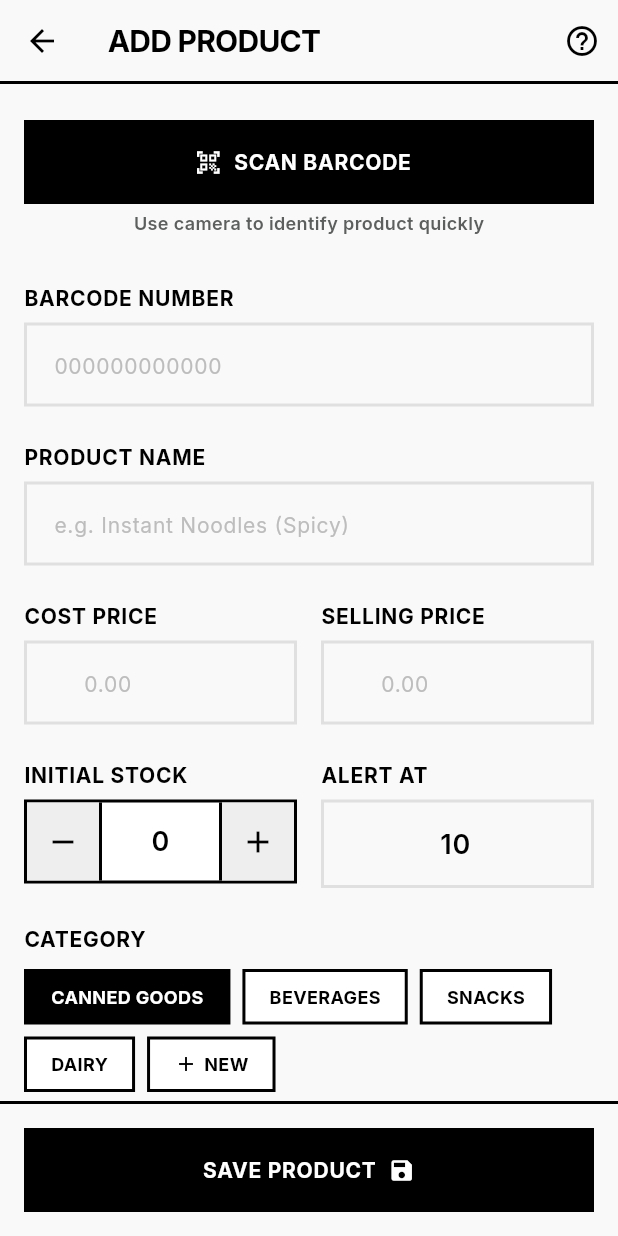
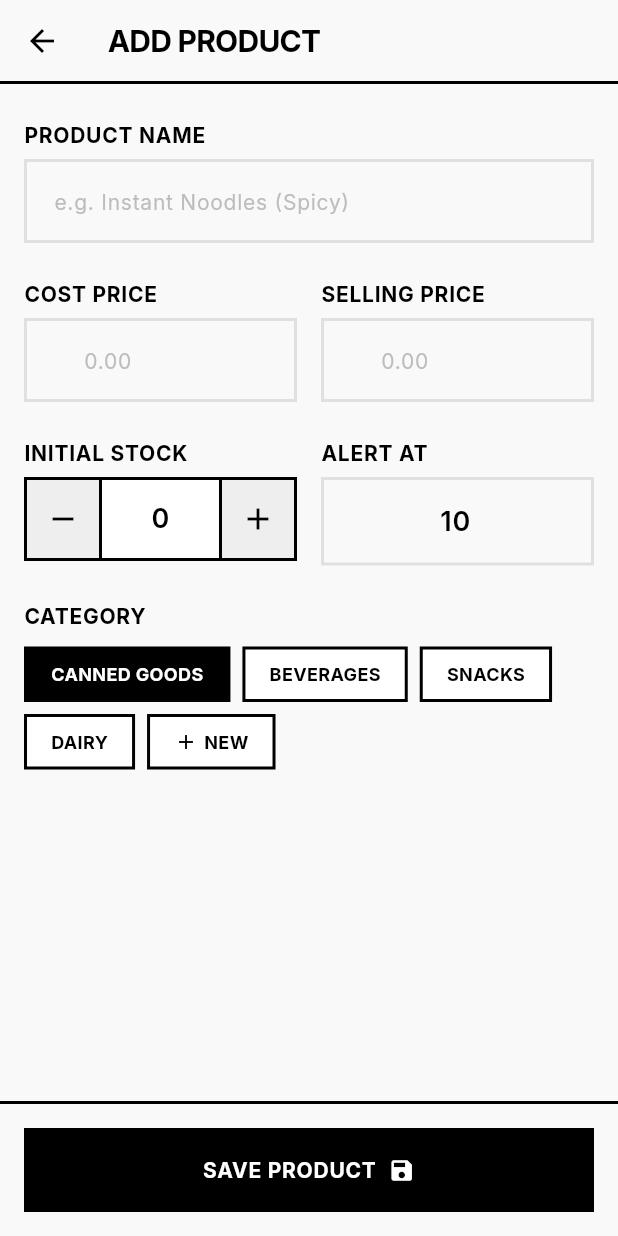
Before and after one commit to User-Suuro/sariapp-flutter, a Flutter app: the ProductForm screen opened directly, on a phone screen of 412 x 824 dp. Run offline on Flutter 3.47's test engine with Material 3 defaults, Android fonts, the phone set to English and light mode, and no system bars; our stand-ins replace flutter_dotenv, google_fonts, supabase_flutter; accounts and stored records are empty; network calls fail.

Commit message:
removed barcode stuff in product creation

```diff
--- a/lib/routes/products/product_form.dart
+++ b/lib/routes/products/product_form.dart
@@ -327,22 +327,6 @@ class _ProductFormState extends State<ProductForm> {
                 letterSpacing: -0.5,
               ),
             ),
-            actions: [
-              IconButton(
-                icon: const Icon(Icons.help_outline, color: Colors.black),
-                onPressed: () {
-                  ScaffoldMessenger.of(context).showSnackBar(
-                    const SnackBar(
-                      content: Text(
-                        'Enter barcode and details to add a new product.',
-                      ),
-                      behavior: SnackBarBehavior.floating,
-                      backgroundColor: Colors.black,
-                    ),
-                  );
-                },
-              ),
-            ],
           ),
         ),
       ),
@@ -359,61 +343,6 @@ class _ProductFormState extends State<ProductForm> {
               child: Column(
                 crossAxisAlignment: CrossAxisAlignment.start,
                 children: [
-                  SizedBox(
-                    width: double.infinity,
-                    height: 56,
-                    child: ElevatedButton.icon(
-                      onPressed: () {
-                        ScaffoldMessenger.of(context).showSnackBar(
-                          const SnackBar(
-                            content: Text('Barcode scanner helper starting...'),
-                            behavior: SnackBarBehavior.floating,
-                            backgroundColor: Colors.black,
-                          ),
-                        );
-                      },
-                      icon: const Icon(
-                        Icons.qr_code_scanner,
-                        color: Colors.white,
-                      ),
-                      label: Text(
-                        'SCAN BARCODE',
-                        style: GoogleFonts.inter(
-                          fontSize: 14,
-                          fontWeight: FontWeight.w700,
-                          letterSpacing: 0.5,
-                        ),
-                      ),
-                      style: ElevatedButton.styleFrom(
-                        backgroundColor: Colors.black,
-                        foregroundColor: Colors.white,
-                        elevation: 0,
-                        shape: const RoundedRectangleBorder(
-                          borderRadius: BorderRadius.zero,
-                        ),
-                      ),
-                    ),
-                  ),
-                  Center(
-                    child: Padding(
-                      padding: const EdgeInsets.only(top: 4, bottom: 32),
-                      child: Text(
-                        'Use camera to identify product quickly',
-                        style: GoogleFonts.inter(
-                          fontSize: 12,
-                          fontWeight: FontWeight.w600,
-                          color: const Color(0xFF5D5F5F),
-                        ),
-                      ),
-                    ),
-                  ),
-                  _buildFieldLabel('Barcode Number'),
-                  TextFormField(
-                    controller: _barcodeController,
-                    style: GoogleFonts.inter(fontSize: 16, color: Colors.black),
-                    decoration: _inputDecoration(hintText: '000000000000'),
-                  ),
-                  const SizedBox(height: 24),
                   _buildFieldLabel('Product Name'),
                   TextFormField(
                     controller: _nameController,
```
